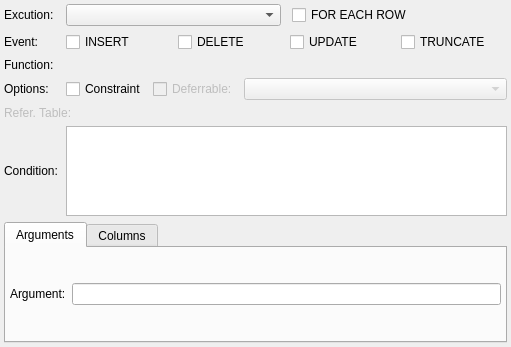
Before: the Qt Designer form libpgmodeler_ui/ui/triggerwidget.ui in pgmodeler/pgmodeler, drawn with Qt 5.
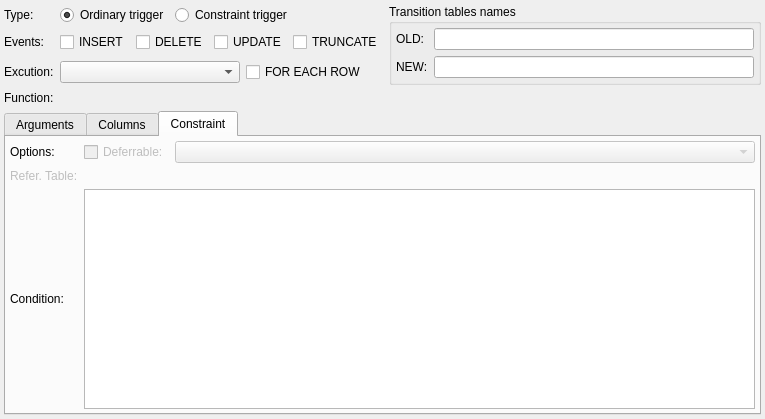
After: the same form once the commit is applied. The open tabs and pages were chosen to show the change.

Commit message: Added support to old/new tables aliases on triggers (issue #1178)

```diff
--- a/libpgmodeler_ui/ui/triggerwidget.ui
+++ b/libpgmodeler_ui/ui/triggerwidget.ui
@@ -6,8 +6,8 @@
    <rect>
     <x>0</x>
     <y>0</y>
-    <width>511</width>
-    <height>347</height>
+    <width>765</width>
+    <height>419</height>
    </rect>
   </property>
   <property name="minimumSize">
@@ -29,150 +29,7 @@
    <property name="bottomMargin">
     <number>4</number>
    </property>
-   <property name="spacing">
-    <number>6</number>
-   </property>
-   <item row="3" column="2">
-    <layout class="QHBoxLayout" name="horizontalLayout">
-     <item>
-      <widget class="QCheckBox" name="constr_trig_chk">
-       <property name="sizePolicy">
-        <sizepolicy hsizetype="Preferred" vsizetype="Fixed">
-         <horstretch>0</horstretch>
-         <verstretch>0</verstretch>
-        </sizepolicy>
-       </property>
-       <property name="text">
-        <string>Constraint</string>
-       </property>
-      </widget>
-     </item>
-     <item>
-      <widget class="QCheckBox" name="deferrable_chk">
-       <property name="enabled">
-        <bool>false</bool>
-       </property>
-       <property name="sizePolicy">
-        <sizepolicy hsizetype="Minimum" vsizetype="Fixed">
-         <horstretch>0</horstretch>
-         <verstretch>0</verstretch>
-        </sizepolicy>
-       </property>
-       <property name="minimumSize">
-        <size>
-         <width>0</width>
-         <height>0</height>
-        </size>
-       </property>
-       <property name="maximumSize">
-        <size>
-         <width>16777215</width>
-         <height>16777215</height>
-        </size>
-       </property>
-       <property name="text">
-        <string>Deferrable:</string>
-       </property>
-      </widget>
-     </item>
-     <item>
-      <widget class="QComboBox" name="deferral_type_cmb">
-       <property name="enabled">
-        <bool>false</bool>
-       </property>
-       <property name="sizePolicy">
-        <sizepolicy hsizetype="Expanding" vsizetype="Fixed">
-         <horstretch>0</horstretch>
-         <verstretch>0</verstretch>
-        </sizepolicy>
-       </property>
-       <property name="minimumSize">
-        <size>
-         <width>0</width>
-         <height>0</height>
-        </size>
-       </property>
-       <property name="maximumSize">
-        <size>
-         <width>16777215</width>
-         <height>16777215</height>
-        </size>
-       </property>
-      </widget>
-     </item>
-    </layout>
-   </item>
-   <item row="0" column="2">
-    <layout class="QHBoxLayout" name="horizontalLayout_2">
-     <item>
-      <widget class="QComboBox" name="firing_mode_cmb">
-       <property name="enabled">
-        <bool>true</bool>
-       </property>
-       <property name="sizePolicy">
-        <sizepolicy hsizetype="Preferred" vsizetype="Fixed">
-         <horstretch>0</horstretch>
-         <verstretch>0</verstretch>
-        </sizepolicy>
-       </property>
-       <property name="minimumSize">
-        <size>
-         <width>113</width>
-         <height>0</height>
-        </size>
-       </property>
-       <property name="maximumSize">
-        <size>
-         <width>16777215</width>
-         <height>16777215</height>
-        </size>
-       </property>
-      </widget>
-     </item>
-     <item>
-      <spacer name="horizontalSpacer">
-       <property name="orientation">
-        <enum>Qt::Horizontal</enum>
-       </property>
-       <property name="sizeType">
-        <enum>QSizePolicy::Fixed</enum>
-       </property>
-       <property name="sizeHint" stdset="0">
-        <size>
-         <width>5</width>
-         <height>20</height>
-        </size>
-       </property>
-      </spacer>
-     </item>
-     <item>
-      <widget class="QCheckBox" name="exec_per_row_chk">
-       <property name="sizePolicy">
-        <sizepolicy hsizetype="Preferred" vsizetype="Fixed">
-         <horstretch>0</horstretch>
-         <verstretch>0</verstretch>
-        </sizepolicy>
-       </property>
-       <property name="minimumSize">
-        <size>
-         <width>0</width>
-         <height>0</height>
-        </size>
-       </property>
-       <property name="maximumSize">
-        <size>
-         <width>16777215</width>
-         <height>16777215</height>
-        </size>
-       </property>
-       <property name="text">
-        <string>FOR EACH ROW</string>
-       </property>
-      </widget>
-     </item>
-    </layout>
-   </item>
-   <item row="1" column="0" colspan="2">
+   <item row="1" column="0">
     <widget class="QLabel" name="event_lbl">
      <property name="sizePolicy">
       <sizepolicy hsizetype="Preferred" vsizetype="Fixed">
@@ -193,171 +50,24 @@
       </size>
      </property>
      <property name="text">
-      <string>Event:</string>
+      <string>Events:</string>
      </property>
     </widget>
    </item>
-   <item row="1" column="2">
-    <layout class="QHBoxLayout" name="horizontalLayout_3">
-     <property name="sizeConstraint">
-      <enum>QLayout::SetDefaultConstraint</enum>
-     </property>
-     <item>
-      <widget class="QCheckBox" name="insert_chk">
-       <property name="sizePolicy">
-        <sizepolicy hsizetype="Preferred" vsizetype="Fixed">
-         <horstretch>0</horstretch>
-         <verstretch>0</verstretch>
-        </sizepolicy>
-       </property>
-       <property name="minimumSize">
-        <size>
-         <width>0</width>
-         <height>0</height>
-        </size>
-       </property>
-       <property name="maximumSize">
-        <size>
-         <width>16777215</width>
-         <height>16777215</height>
-        </size>
-       </property>
-       <property name="text">
-        <string>INSERT</string>
-       </property>
-      </widget>
-     </item>
-     <item>
-      <widget class="QCheckBox" name="delete_chk">
-       <property name="sizePolicy">
-        <sizepolicy hsizetype="Preferred" vsizetype="Fixed">
-         <horstretch>0</horstretch>
-         <verstretch>0</verstretch>
-        </sizepolicy>
-       </property>
-       <property name="minimumSize">
-        <size>
-         <width>0</width>
-         <height>0</height>
-        </size>
-       </property>
-       <property name="maximumSize">
-        <size>
-         <width>16777215</width>
-         <height>16777215</height>
-        </size>
-       </property>
-       <property name="text">
-        <string>DELETE</string>
-       </property>
-      </widget>
-     </item>
-     <item>
-      <widget class="QCheckBox" name="update_chk">
-       <property name="sizePolicy">
-        <sizepolicy hsizetype="Preferred" vsizetype="Fixed">
-         <horstretch>0</horstretch>
-         <verstretch>0</verstretch>
-        </sizepolicy>
-       </property>
-       <property name="minimumSize">
-        <size>
-         <width>0</width>
-         <height>0</height>
-        </size>
-       </property>
-       <property name="maximumSize">
-        <size>
-         <width>16777215</width>
-         <height>16777215</height>
-        </size>
-       </property>
-       <property name="text">
-        <string>UPDATE</string>
-       </property>
-      </widget>
-     </item>
-     <item>
-      <widget class="QCheckBox" name="truncate_chk">
-       <property name="sizePolicy">
-        <sizepolicy hsizetype="Preferred" vsizetype="Fixed">
-         <horstretch>0</horstretch>
-         <verstretch>0</verstretch>
-        </sizepolicy>
-       </property>
-       <property name="minimumSize">
-        <size>
-         <width>0</width>
-         <height>0</height>
-        </size>
-       </property>
-       <property name="maximumSize">
-        <size>
-         <width>16777215</width>
-         <height>16777215</height>
-        </size>
-       </property>
-       <property name="text">
-        <string>TRUNCATE</string>
-       </property>
-      </widget>
-     </item>
-    </layout>
-   </item>
-   <item row="6" column="0" colspan="3">
-    <widget class="QLabel" name="ref_table_lbl">
-     <property name="enabled">
-      <bool>false</bool>
-     </property>
+   <item row="0" column="0">
+    <widget class="QLabel" name="label">
      <property name="sizePolicy">
       <sizepolicy hsizetype="Preferred" vsizetype="Fixed">
        <horstretch>0</horstretch>
        <verstretch>0</verstretch>
       </sizepolicy>
      </property>
-     <property name="minimumSize">
-      <size>
-       <width>0</width>
-       <height>0</height>
-      </size>
-     </property>
-     <property name="maximumSize">
-      <size>
-       <width>16777215</width>
-       <height>16777215</height>
-      </size>
-     </property>
      <property name="text">
-      <string>Refer. Table:</string>
+      <string>Type:</string>
      </property>
     </widget>
    </item>
-   <item row="7" column="0" colspan="2">
-    <widget class="QLabel" name="cond_expr_lbl">
-     <property name="sizePolicy">
-      <sizepolicy hsizetype="Preferred" vsizetype="Preferred">
-       <horstretch>0</horstretch>
-       <verstretch>0</verstretch>
-      </sizepolicy>
-     </property>
-     <property name="minimumSize">
-      <size>
-       <width>0</width>
-       <height>0</height>
-      </size>
-     </property>
-     <property name="maximumSize">
-      <size>
-       <width>16777215</width>
-       <height>16777215</height>
-      </size>
-     </property>
-     <property name="text">
-      <string>Condition:</string>
-     </property>
-    </widget>
-   </item>
-   <item row="8" column="0" colspan="3">
+   <item row="7" column="0" colspan="6">
     <widget class="QTabWidget" name="arg_cols_tbw">
      <property name="currentIndex">
       <number>0</number>
@@ -467,65 +177,406 @@
        </item>
       </layout>
      </widget>
+     <widget class="QWidget" name="tab_3">
+      <attribute name="title">
+       <string>Constraint</string>
+      </attribute>
+      <layout class="QGridLayout" name="gridLayout_3">
+       <property name="leftMargin">
+        <number>4</number>
+       </property>
+       <property name="topMargin">
+        <number>4</number>
+       </property>
+       <property name="rightMargin">
+        <number>4</number>
+       </property>
+       <property name="bottomMargin">
+        <number>4</number>
+       </property>
+       <item row="0" column="0">
+        <widget class="QLabel" name="options_lbl">
+         <property name="enabled">
+          <bool>true</bool>
+         </property>
+         <property name="sizePolicy">
+          <sizepolicy hsizetype="Preferred" vsizetype="Fixed">
+           <horstretch>0</horstretch>
+           <verstretch>0</verstretch>
+          </sizepolicy>
+         </property>
+         <property name="minimumSize">
+          <size>
+           <width>0</width>
+           <height>0</height>
+          </size>
+         </property>
+         <property name="maximumSize">
+          <size>
+           <width>16777215</width>
+           <height>16777215</height>
+          </size>
+         </property>
+         <property name="text">
+          <string>Options:</string>
+         </property>
+        </widget>
+       </item>
+       <item row="0" column="1">
+        <layout class="QHBoxLayout" name="horizontalLayout">
+         <item>
+          <widget class="QCheckBox" name="deferrable_chk">
+           <property name="enabled">
+            <bool>false</bool>
+           </property>
+           <property name="sizePolicy">
+            <sizepolicy hsizetype="Minimum" vsizetype="Fixed">
+             <horstretch>0</horstretch>
+             <verstretch>0</verstretch>
+            </sizepolicy>
+           </property>
+           <property name="minimumSize">
+            <size>
+             <width>0</width>
+             <height>0</height>
+            </size>
+           </property>
+           <property name="maximumSize">
+            <size>
+             <width>16777215</width>
+             <height>16777215</height>
+            </size>
+           </property>
+           <property name="text">
+            <string>Deferrable:</string>
+           </property>
+          </widget>
+         </item>
+         <item>
+          <widget class="QComboBox" name="deferral_type_cmb">
+           <property name="enabled">
+            <bool>false</bool>
+           </property>
+           <property name="sizePolicy">
+            <sizepolicy hsizetype="Expanding" vsizetype="Fixed">
+             <horstretch>0</horstretch>
+             <verstretch>0</verstretch>
+            </sizepolicy>
+           </property>
+           <property name="minimumSize">
+            <size>
+             <width>0</width>
+             <height>0</height>
+            </size>
+           </property>
+           <property name="maximumSize">
+            <size>
+             <width>16777215</width>
+             <height>16777215</height>
+            </size>
+           </property>
+          </widget>
+         </item>
+        </layout>
+       </item>
+       <item row="2" column="1">
+        <widget class="QPlainTextEdit" name="cond_expr_txt">
+         <property name="sizePolicy">
+          <sizepolicy hsizetype="Expanding" vsizetype="Expanding">
+           <horstretch>0</horstretch>
+           <verstretch>0</verstretch>
+          </sizepolicy>
+         </property>
+         <property name="minimumSize">
+          <size>
+           <width>0</width>
+           <height>0</height>
+          </size>
+         </property>
+         <property name="maximumSize">
+          <size>
+           <width>16777215</width>
+           <height>16777215</height>
+          </size>
+         </property>
+         <property name="frameShadow">
+          <enum>QFrame::Sunken</enum>
+         </property>
+         <property name="lineWidth">
+          <number>1</number>
+         </property>
+         <property name="midLineWidth">
+          <number>0</number>
+         </property>
+         <property name="verticalScrollBarPolicy">
+          <enum>Qt::ScrollBarAsNeeded</enum>
+         </property>
+         <property name="horizontalScrollBarPolicy">
+          <enum>Qt::ScrollBarAsNeeded</enum>
+         </property>
+        </widget>
+       </item>
+       <item row="1" column="0">
+        <widget class="QLabel" name="ref_table_lbl">
+         <property name="enabled">
+          <bool>false</bool>
+         </property>
+         <property name="sizePolicy">
+          <sizepolicy hsizetype="Preferred" vsizetype="Fixed">
+           <horstretch>0</horstretch>
+           <verstretch>0</verstretch>
+          </sizepolicy>
+         </property>
+         <property name="minimumSize">
+          <size>
+           <width>0</width>
+           <height>0</height>
+          </size>
+         </property>
+         <property name="maximumSize">
+          <size>
+           <width>16777215</width>
+           <height>16777215</height>
+          </size>
+         </property>
+         <property name="text">
+          <string>Refer. Table:</string>
+         </property>
+        </widget>
+       </item>
+       <item row="2" column="0">
+        <widget class="QLabel" name="cond_expr_lbl">
+         <property name="sizePolicy">
+          <sizepolicy hsizetype="Preferred" vsizetype="Expanding">
+           <horstretch>0</horstretch>
+           <verstretch>0</verstretch>
+          </sizepolicy>
+         </property>
+         <property name="minimumSize">
+          <size>
+           <width>0</width>
+           <height>0</height>
+          </size>
+         </property>
+         <property name="maximumSize">
+          <size>
+           <width>16777215</width>
+           <height>16777215</height>
+          </size>
+         </property>
+         <property name="text">
+          <string>Condition:</string>
+         </property>
+        </widget>
+       </item>
+      </layout>
+     </widget>
+    </widget>
+   </item>
+   <item row="1" column="1" colspan="4">
+    <widget class="QWidget" name="events_wgt" native="true">
+     <property name="minimumSize">
+      <size>
+       <width>0</width>
+       <height>0</height>
+      </size>
+     </property>
+     <layout class="QHBoxLayout" name="horizontalLayout_2">
+      <property name="leftMargin">
+       <number>0</number>
+      </property>
+      <property name="topMargin">
+       <number>0</number>
+      </property>
+      <property name="rightMargin">
+       <number>0</number>
+      </property>
+      <property name="bottomMargin">
+       <number>0</number>
+      </property>
+      <item>
+       <widget class="QCheckBox" name="insert_chk">
+        <property name="sizePolicy">
+         <sizepolicy hsizetype="Preferred" vsizetype="Fixed">
+          <horstretch>0</horstretch>
+          <verstretch>0</verstretch>
+         </sizepolicy>
+        </property>
+        <property name="minimumSize">
+         <size>
+          <width>0</width>
+          <height>0</height>
+         </size>
+        </property>
+        <property name="maximumSize">
+         <size>
+          <width>16777215</width>
+          <height>16777215</height>
+         </size>
+        </property>
+        <property name="text">
+         <string>INSERT</string>
+        </property>
+       </widget>
+      </item>
+      <item>
+       <widget class="QCheckBox" name="delete_chk">
+        <property name="sizePolicy">
+         <sizepolicy hsizetype="Preferred" vsizetype="Fixed">
+          <horstretch>0</horstretch>
+          <verstretch>0</verstretch>
+         </sizepolicy>
+        </property>
+        <property name="minimumSize">
+         <size>
+          <width>0</width>
+          <height>0</height>
+         </size>
+        </property>
+        <property name="maximumSize">
+         <size>
+          <width>16777215</width>
+          <height>16777215</height>
+         </size>
+        </property>
+        <property name="text">
+         <string>DELETE</string>
+        </property>
+       </widget>
+      </item>
+      <item>
+       <widget class="QCheckBox" name="update_chk">
+        <property name="sizePolicy">
+         <sizepolicy hsizetype="Preferred" vsizetype="Fixed">
+          <horstretch>0</horstretch>
+          <verstretch>0</verstretch>
+         </sizepolicy>
+        </property>
+        <property name="minimumSize">
+         <size>
+          <width>0</width>
+          <height>0</height>
+         </size>
+        </property>
+        <property name="maximumSize">
+         <size>
+          <width>16777215</width>
+          <height>16777215</height>
+         </size>
+        </property>
+        <property name="text">
+         <string>UPDATE</string>
+        </property>
+       </widget>
+      </item>
+      <item>
+       <widget class="QCheckBox" name="truncate_chk">
+        <property name="sizePolicy">
+         <sizepolicy hsizetype="Preferred" vsizetype="Fixed">
+          <horstretch>0</horstretch>
+          <verstretch>0</verstretch>
+         </sizepolicy>
+        </property>
+        <property name="minimumSize">
+         <size>
+          <width>0</width>
+          <height>0</height>
+         </size>
+        </property>
+        <property name="maximumSize">
+         <size>
+          <width>16777215</width>
+          <height>16777215</height>
+         </size>
+        </property>
+        <property name="text">
+         <string>TRUNCATE</string>
+        </property>
+       </widget>
+      </item>
+     </layout>
+    </widget>
+   </item>
+   <item row="0" column="1">
+    <widget class="QRadioButton" name="ordinary_rb">
+     <property name="sizePolicy">
+      <sizepolicy hsizetype="Minimum" vsizetype="Fixed">
+       <horstretch>0</horstretch>
+       <verstretch>0</verstretch>
+      </sizepolicy>
+     </property>
+     <property name="text">
+      <string>Ordinary trigger</string>
+     </property>
+     <property name="checked">
+      <bool>true</bool>
+     </property>
+    </widget>
+   </item>
+   <item row="0" column="2" colspan="3">
+    <widget class="QRadioButton" name="constraint_rb">
+     <property name="sizePolicy">
+      <sizepolicy hsizetype="Preferred" vsizetype="Fixed">
+       <horstretch>0</horstretch>
+       <verstretch>0</verstretch>
+      </sizepolicy>
+     </property>
+     <property name="text">
+      <string>Constraint trigger</string>
+     </property>
+    </widget>
+   </item>
+   <item row="2" column="3" colspan="2">
+    <widget class="QCheckBox" name="exec_per_row_chk">
+     <property name="sizePolicy">
+      <sizepolicy hsizetype="Preferred" vsizetype="Fixed">
+       <horstretch>0</horstretch>
+       <verstretch>0</verstretch>
+      </sizepolicy>
+     </property>
+     <property name="minimumSize">
+      <size>
+       <width>0</width>
+       <height>0</height>
+      </size>
+     </property>
+     <property name="maximumSize">
+      <size>
+       <width>16777215</width>
+       <height>16777215</height>
+      </size>
+     </property>
+     <property name="text">
+      <string>FOR EACH ROW</string>
+     </property>
+    </widget>
+   </item>
+   <item row="2" column="1" colspan="2">
+    <widget class="QComboBox" name="firing_mode_cmb">
+     <property name="enabled">
+      <bool>true</bool>
+     </property>
+     <property name="sizePolicy">
+      <sizepolicy hsizetype="Preferred" vsizetype="Fixed">
+       <horstretch>0</horstretch>
+       <verstretch>0</verstretch>
+      </sizepolicy>
+     </property>
+     <property name="minimumSize">
+      <size>
+       <width>0</width>
+       <height>0</height>
+      </size>
+     </property>
+     <property name="maximumSize">
+      <size>
+       <width>16777215</width>
+       <height>16777215</height>
+      </size>
+     </property>
     </widget>
    </item>
    <item row="2" column="0">
-    <widget class="QLabel" name="function_lbl">
-     <property name="enabled">
-      <bool>true</bool>
-     </property>
-     <property name="sizePolicy">
-      <sizepolicy hsizetype="Preferred" vsizetype="Fixed">
-       <horstretch>0</horstretch>
-       <verstretch>0</verstretch>
-      </sizepolicy>
-     </property>
-     <property name="minimumSize">
-      <size>
-       <width>0</width>
-       <height>0</height>
-      </size>
-     </property>
-     <property name="maximumSize">
-      <size>
-       <width>16777215</width>
-       <height>16777215</height>
-      </size>
-     </property>
-     <property name="text">
-      <string>Function:</string>
-     </property>
-    </widget>
-   </item>
-   <item row="3" column="0" colspan="2">
-    <widget class="QLabel" name="options_lbl">
-     <property name="enabled">
-      <bool>true</bool>
-     </property>
-     <property name="sizePolicy">
-      <sizepolicy hsizetype="Preferred" vsizetype="Fixed">
-       <horstretch>0</horstretch>
-       <verstretch>0</verstretch>
-      </sizepolicy>
-     </property>
-     <property name="minimumSize">
-      <size>
-       <width>0</width>
-       <height>0</height>
-      </size>
-     </property>
-     <property name="maximumSize">
-      <size>
-       <width>16777215</width>
-       <height>16777215</height>
-      </size>
-     </property>
-     <property name="text">
-      <string>Options:</string>
-     </property>
-    </widget>
-   </item>
-   <item row="0" column="0" colspan="2">
     <widget class="QLabel" name="firing_mode_lbl">
      <property name="enabled">
       <bool>true</bool>
@@ -553,10 +604,13 @@
      </property>
     </widget>
    </item>
-   <item row="7" column="2">
-    <widget class="QPlainTextEdit" name="cond_expr_txt">
+   <item row="3" column="0">
+    <widget class="QLabel" name="function_lbl">
+     <property name="enabled">
+      <bool>true</bool>
+     </property>
      <property name="sizePolicy">
-      <sizepolicy hsizetype="Expanding" vsizetype="Expanding">
+      <sizepolicy hsizetype="Preferred" vsizetype="Fixed">
        <horstretch>0</horstretch>
        <verstretch>0</verstretch>
       </sizepolicy>
@@ -564,30 +618,79 @@
      <property name="minimumSize">
       <size>
        <width>0</width>
-       <height>50</height>
+       <height>0</height>
       </size>
      </property>
      <property name="maximumSize">
       <size>
        <width>16777215</width>
-       <height>90</height>
+       <height>16777215</height>
       </size>
      </property>
-     <property name="frameShadow">
-      <enum>QFrame::Sunken</enum>
+     <property name="text">
+      <string>Function:</string>
      </property>
-     <property name="lineWidth">
-      <number>1</number>
+    </widget>
+   </item>
+   <item row="0" column="5" rowspan="3">
+    <widget class="QGroupBox" name="transition_tabs_names_gb">
+     <property name="sizePolicy">
+      <sizepolicy hsizetype="Expanding" vsizetype="Preferred">
+       <horstretch>0</horstretch>
+       <verstretch>0</verstretch>
+      </sizepolicy>
      </property>
-     <property name="midLineWidth">
-      <number>0</number>
+     <property name="title">
+      <string>Transition tables names</string>
      </property>
-     <property name="verticalScrollBarPolicy">
-      <enum>Qt::ScrollBarAsNeeded</enum>
-     </property>
-     <property name="horizontalScrollBarPolicy">
-      <enum>Qt::ScrollBarAsNeeded</enum>
-     </property>
+     <layout class="QGridLayout" name="gridLayout_5">
+      <property name="leftMargin">
+       <number>4</number>
+      </property>
+      <property name="topMargin">
+       <number>4</number>
+      </property>
+      <property name="rightMargin">
+       <number>4</number>
+      </property>
+      <property name="bottomMargin">
+       <number>4</number>
+      </property>
+      <item row="0" column="1">
+       <widget class="QLineEdit" name="old_table_edt">
+        <property name="minimumSize">
+         <size>
+          <width>180</width>
+          <height>0</height>
+         </size>
+        </property>
+       </widget>
+      </item>
+      <item row="0" column="0">
+       <widget class="QLabel" name="old_table_lbl">
+        <property name="text">
+         <string>OLD:</string>
+        </property>
+       </widget>
+      </item>
+      <item row="1" column="0">
+       <widget class="QLabel" name="new_table_lbl">
+        <property name="text">
+         <string>NEW:</string>
+        </property>
+       </widget>
+      </item>
+      <item row="1" column="1">
+       <widget class="QLineEdit" name="new_table_edt">
+        <property name="minimumSize">
+         <size>
+          <width>180</width>
+          <height>0</height>
+         </size>
+        </property>
+       </widget>
+      </item>
+     </layout>
     </widget>
    </item>
   </layout>
```
Left out of the diff: 8 changed lines with no effect on the pictures. The commit also changes 13 other files.
